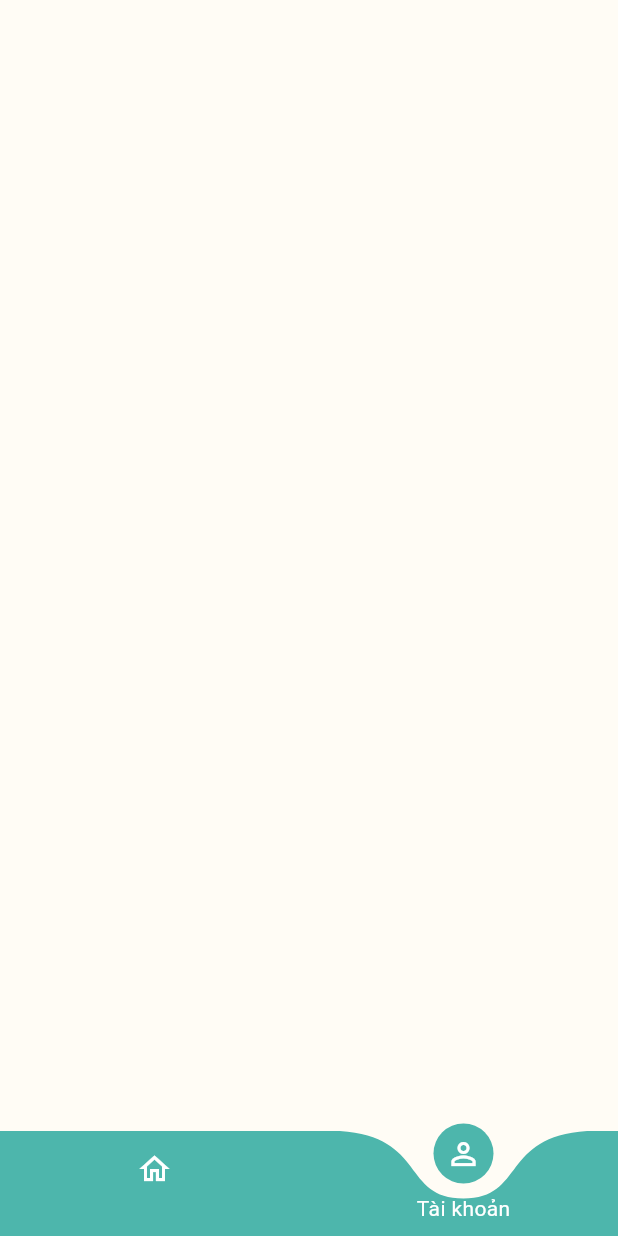
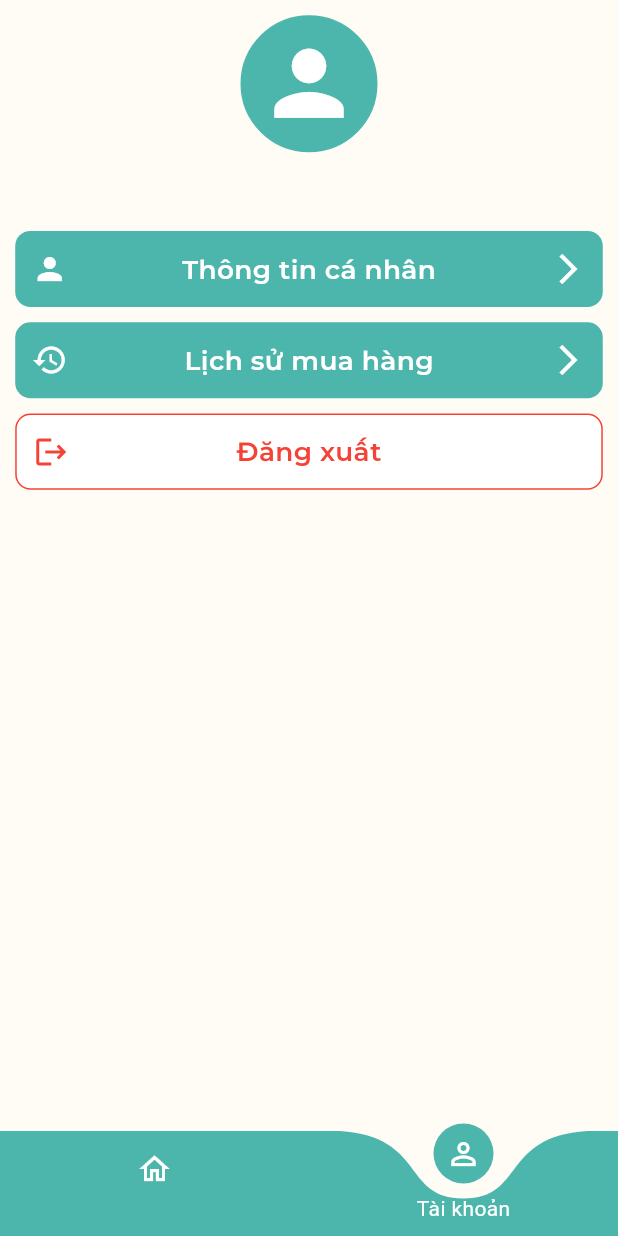
Before and after one commit to AnHoangcode/theday, a Flutter app: the HomeView screen opened by its route, item 2 of the bottom bar chosen, on a phone screen of 412 x 824 dp. Run offline on Flutter 3.47's test engine with Material 3 defaults, Android fonts, the light colour scheme and no system bars; drawn by our look-alikes of curved_labeled_navigation_bar; our stand-ins replace flutter_spinkit, get, google_fonts, shared_preferences; accounts and stored records are empty; network calls fail.

Commit message:
Update nav account UI

```diff
--- a/lib/app/modules/home/controllers/home_controller.dart
+++ b/lib/app/modules/home/controllers/home_controller.dart
@@ -1,13 +1,13 @@
 import 'package:flutter/material.dart';
 import 'package:get/get.dart';
+import 'package:theday/app/modules/nav-account/views/nav_account_view.dart';
 import 'package:theday/app/modules/nav-home/views/nav_home_view.dart';
 
 class HomeController extends GetxController {
   final index = 0.obs;
   List<Widget> listScreen = [
     NavHomeView(),
-    SizedBox(),
-    SizedBox(),
+    NavAccountView(),
   ];
   @override
   void onInit() {
--- /dev/null
+++ b/lib/app/modules/nav-account/bindings/nav_account_binding.dart
@@ -0,0 +1,12 @@
+import 'package:get/get.dart';
+
+import '../controllers/nav_account_controller.dart';
+
+class NavAccountBinding extends Bindings {
+  @override
+  void dependencies() {
+    Get.lazyPut<NavAccountController>(
+      () => NavAccountController(),
+    );
+  }
+}
--- /dev/null
+++ b/lib/app/modules/nav-account/controllers/nav_account_controller.dart
@@ -0,0 +1,23 @@
+import 'package:get/get.dart';
+
+class NavAccountController extends GetxController {
+  //TODO: Implement NavAccountController
+
+  final count = 0.obs;
+  @override
+  void onInit() {
+    super.onInit();
+  }
+
+  @override
+  void onReady() {
+    super.onReady();
+  }
+
+  @override
+  void onClose() {
+    super.onClose();
+  }
+
+  void increment() => count.value++;
+}
--- /dev/null
+++ b/lib/app/modules/nav-account/views/nav_account_view.dart
@@ -0,0 +1,108 @@
+import 'package:flutter/material.dart';
+
+import 'package:get/get.dart';
+import 'package:theday/app/common/base_common.dart';
+import 'package:theday/app/resource/base_define.dart';
+import 'package:theday/app/resource/reponsive_utils.dart';
+import 'package:theday/app/resource/text_style.dart';
+import 'package:theday/app/routes/app_pages.dart';
+
+import '../controllers/nav_account_controller.dart';
+
+class NavAccountView extends GetView<NavAccountController> {
+  const NavAccountView({Key? key}) : super(key: key);
+  @override
+  Widget build(BuildContext context) {
+   return Container(
+      width: double.infinity,
+      height: double.infinity,
+      padding: EdgeInsets.all(UtilsReponsive.height(10, context)),
+      child: Column(
+        children: [
+          _avatar(context),
+          SizedBoxConst.size(context: context),
+          TextConstant.subTile2(context, text: '${BaseCommon.instance.accountSession?.email}'),
+          SizedBoxConst.size(context: context, size: 20),
+          Container(
+            height: UtilsReponsive.height(50, context),
+            padding: EdgeInsets.symmetric(horizontal: UtilsReponsive.width(10, context)),
+            decoration: BoxDecoration(
+              color: ColorManager.secondaryColor,
+              borderRadius: BorderRadius.circular(UtilsReponsive.height(10, context))
+            ),
+            child: Row(
+              mainAxisAlignment: MainAxisAlignment.spaceBetween,
+              children: [
+                Icon(Icons.person, color: Colors.white,),
+                TextConstant.subTile1(context, text: 'Thông tin cá nhân', color: Colors.white,),
+                Icon(Icons.arrow_forward_ios_outlined, color: Colors.white,),
+              ],
+            ),
+          ),
+          SizedBoxConst.size(context: context, ),
+          Container(
+            height: UtilsReponsive.height(50, context),
+            padding: EdgeInsets.symmetric(horizontal: UtilsReponsive.width(10, context)),
+            decoration: BoxDecoration(
+              color: ColorManager.secondaryColor,
+              borderRadius: BorderRadius.circular(UtilsReponsive.height(10, context))
+            ),
+            child: Row(
+              mainAxisAlignment: MainAxisAlignment.spaceBetween,
+              children: [
+                Icon(Icons.history, color: Colors.white,),
+                TextConstant.subTile1(context, text: 'Lịch sử mua hàng', color: Colors.white,),
+                Icon(Icons.arrow_forward_ios_outlined, color: Colors.white,),
+              ],
+            ),
+          ),
+            SizedBoxConst.size(context: context, ),
+          GestureDetector(
+            onTap: () {
+              Get.offAllNamed(Routes.LOGIN);
+            },
+            child: Container(
+              height: UtilsReponsive.height(50, context),
+              padding: EdgeInsets.symmetric(horizontal: UtilsReponsive.width(10, context)),
+              decoration: BoxDecoration(
+                color: Colors.white,
+                border: Border.all(color: Colors.red),
+                borderRadius: BorderRadius.circular(UtilsReponsive.height(10, context))
+              ),
+              child: Row(
+                mainAxisAlignment: MainAxisAlignment.spaceBetween,
+                children: [
+                  Icon(Icons.logout, color: Colors.red,),
+                  TextConstant.subTile1(context, text: 'Đăng xuất', color: Colors.red,),
+                  Icon(Icons.arrow_forward_ios_outlined, color: Colors.white,),
+                ],
+              ),
+            ),
+          )
+        ],
+      ),
+    );
+  }
+
+  SizedBox _avatar(BuildContext context) {
+    return SizedBox(
+      height: UtilsReponsive.height(90, context),
+      width: UtilsReponsive.height(90, context),
+      child: Container(
+        clipBehavior: Clip.hardEdge,
+        height: UtilsReponsive.height(90, context),
+        width: UtilsReponsive.height(90, context),
+        padding: EdgeInsets.all(UtilsReponsive.height(10, context)),
+        decoration: BoxDecoration(
+            color: ColorManager.secondaryColor,
+            border: Border.all(color: ColorManager.secondaryColor),
+            shape: BoxShape.circle),
+        child: FittedBox(
+            child: Icon(
+          Icons.person,
+          color: Colors.white,
+        )),
+      ),
+    );
+  }
+}
--- a/lib/app/routes/app_pages.dart
+++ b/lib/app/routes/app_pages.dart
@@ -4,6 +4,8 @@ import '../modules/home/bindings/home_binding.dart';
 import '../modules/home/views/home_view.dart';
 import '../modules/login/bindings/login_binding.dart';
 import '../modules/login/views/login_view.dart';
+import '../modules/nav-account/bindings/nav_account_binding.dart';
+import '../modules/nav-account/views/nav_account_view.dart';
 import '../modules/nav-home/bindings/nav_home_binding.dart';
 import '../modules/nav-home/views/nav_home_view.dart';
 import '../modules/welcome/bindings/welcome_binding.dart';
@@ -37,5 +39,10 @@ class AppPages {
       page: () => const NavHomeView(),
       binding: NavHomeBinding(),
     ),
+    GetPage(
+      name: _Paths.NAV_ACCOUNT,
+      page: () => const NavAccountView(),
+      binding: NavAccountBinding(),
+    ),
   ];
 }
--- a/lib/app/routes/app_routes.dart
+++ b/lib/app/routes/app_routes.dart
@@ -7,6 +7,7 @@ abstract class Routes {
   static const LOGIN = _Paths.LOGIN;
   static const WELCOME = _Paths.WELCOME;
   static const NAV_HOME = _Paths.NAV_HOME;
+  static const NAV_ACCOUNT = _Paths.NAV_ACCOUNT;
 }
 
 abstract class _Paths {
@@ -15,4 +16,5 @@ abstract class _Paths {
   static const LOGIN = '/login';
   static const WELCOME = '/welcome';
   static const NAV_HOME = '/nav-home';
+  static const NAV_ACCOUNT = '/nav-account';
 }
```
